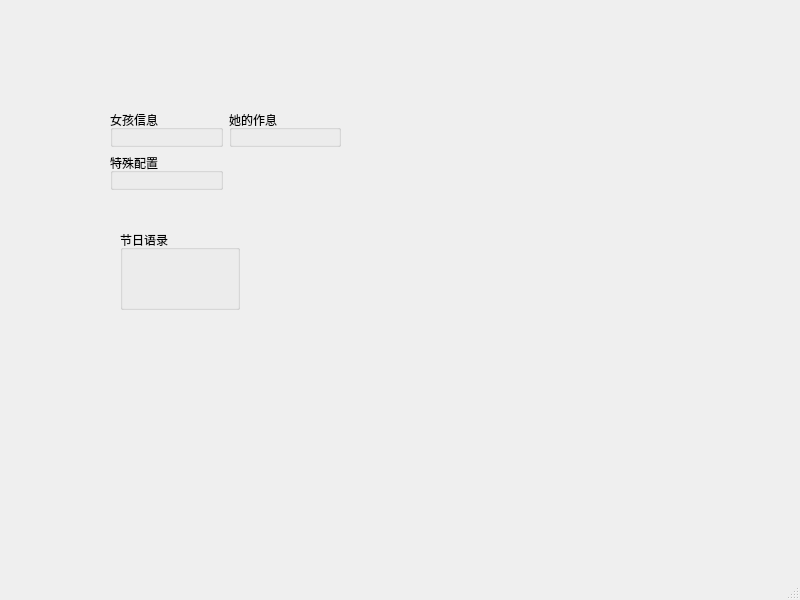
WatsonJay/python_test, file hello_world/talk_to_girl/gui/gui.ui: the form before one commit.
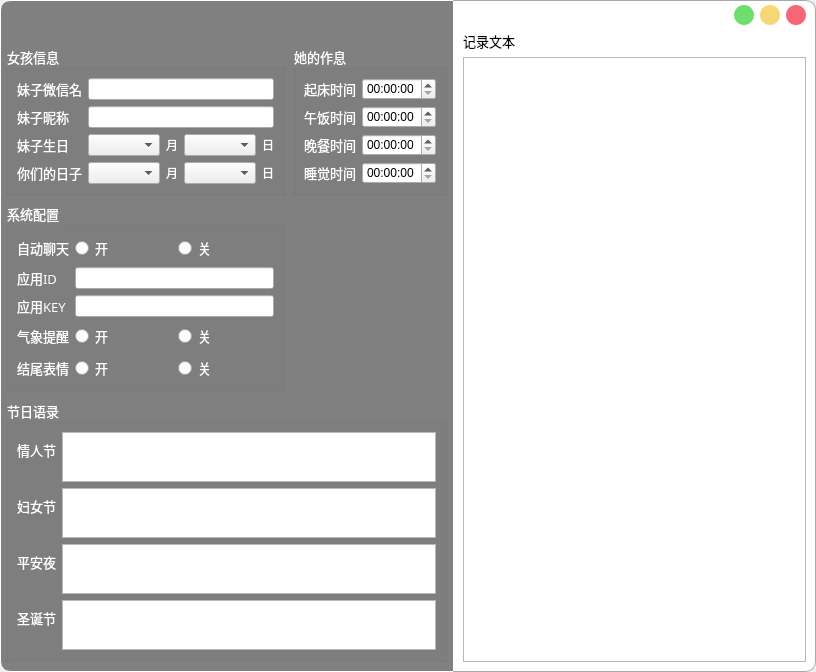
The form after the commit.

Commit message: 界面设计

```diff
--- a/hello_world/talk_to_girl/gui/gui.ui
+++ b/hello_world/talk_to_girl/gui/gui.ui
@@ -6,72 +6,671 @@
    <rect>
     <x>0</x>
     <y>0</y>
-    <width>800</width>
-    <height>600</height>
+    <width>816</width>
+    <height>630</height>
    </rect>
   </property>
+  <property name="font">
+   <font>
+    <family>楷体</family>
+    <pointsize>10</pointsize>
+   </font>
+  </property>
   <property name="windowTitle">
    <string>MainWindow</string>
   </property>
   <widget class="QWidget" name="centralwidget">
-   <widget class="QWidget" name="gridLayoutWidget">
-    <property name="geometry">
-     <rect>
-      <x>110</x>
-      <y>110</y>
-      <width>231</width>
-      <height>80</height>
-     </rect>
+   <layout class="QHBoxLayout" name="horizontalLayout_7" stretch="1,1">
+    <property name="spacing">
+     <number>0</number>
     </property>
-    <layout class="QGridLayout" name="gridLayout">
-     <item row="0" column="1">
-      <widget class="QGroupBox" name="groupBox_2">
-       <property name="title">
-        <string>她的作息</string>
+    <property name="leftMargin">
+     <number>0</number>
+    </property>
+    <property name="topMargin">
+     <number>0</number>
+    </property>
+    <property name="rightMargin">
+     <number>0</number>
+    </property>
+    <property name="bottomMargin">
+     <number>0</number>
+    </property>
+    <item>
+     <widget class="QWidget" name="leftWidget" native="true">
+      <property name="font">
+       <font/>
+      </property>
+      <property name="styleSheet">
+       <string notr="true">QWidget#leftWidget{
+background:gray;
+border-top:1px solid white;
+border-bottom:1px solid white;
+border-left:1px solid white;
+border-top-left-radius:10px;
+border-bottom-left-radius:10px;
+}
+QLabel{border:none;color:white;}
+QGroupBox{color:white;}
+QRadioButton{color:white;}</string>
+      </property>
+      <layout class="QVBoxLayout" name="verticalLayout_3">
+       <property name="leftMargin">
+        <number>5</number>
        </property>
-      </widget>
-     </item>
-     <item row="0" column="0">
-      <widget class="QGroupBox" name="groupBox">
-       <property name="title">
-        <string>女孩信息</string>
+       <property name="topMargin">
+        <number>45</number>
        </property>
-      </widget>
-     </item>
-     <item row="1" column="0">
-      <widget class="QGroupBox" name="groupBox_4">
-       <property name="title">
-        <string>特殊配置</string>
+       <property name="rightMargin">
+        <number>5</number>
        </property>
-      </widget>
-     </item>
-    </layout>
-   </widget>
-   <widget class="QGroupBox" name="groupBox_3">
-    <property name="geometry">
-     <rect>
-      <x>120</x>
-      <y>230</y>
-      <width>120</width>
-      <height>80</height>
-     </rect>
-    </property>
-    <property name="title">
-     <string>节日语录</string>
-    </property>
-   </widget>
+       <property name="bottomMargin">
+        <number>10</number>
+       </property>
+       <item>
+        <layout class="QGridLayout" name="gridLayout" rowstretch="1,0" columnstretch="1,0">
+         <item row="0" column="1">
+          <widget class="QGroupBox" name="groupBox_2">
+           <property name="font">
+            <font>
+             <family>楷体</family>
+             <pointsize>10</pointsize>
+            </font>
+           </property>
+           <property name="title">
+            <string>她的作息</string>
+           </property>
+           <layout class="QFormLayout" name="formLayout_2">
+            <item row="0" column="0">
+             <widget class="QLabel" name="label_6">
+              <property name="font">
+               <font>
+                <family>楷体</family>
+                <pointsize>10</pointsize>
+               </font>
+              </property>
+              <property name="text">
+               <string>起床时间</string>
+              </property>
+             </widget>
+            </item>
+            <item row="0" column="1">
+             <widget class="QTimeEdit" name="timeEdit"/>
+            </item>
+            <item row="1" column="0">
+             <widget class="QLabel" name="label_7">
+              <property name="font">
+               <font>
+                <family>楷体</family>
+                <pointsize>10</pointsize>
+               </font>
+              </property>
+              <property name="text">
+               <string>午饭时间</string>
+              </property>
+             </widget>
+            </item>
+            <item row="2" column="0">
+             <widget class="QLabel" name="label_8">
+              <property name="font">
+               <font>
+                <family>楷体</family>
+                <pointsize>10</pointsize>
+               </font>
+              </property>
+              <property name="text">
+               <string>晚餐时间</string>
+              </property>
+             </widget>
+            </item>
+            <item row="3" column="0">
+             <widget class="QLabel" name="label_9">
+              <property name="font">
+               <font>
+                <family>楷体</family>
+                <pointsize>10</pointsize>
+               </font>
+              </property>
+              <property name="text">
+               <string>睡觉时间</string>
+              </property>
+             </widget>
+            </item>
+            <item row="1" column="1">
+             <widget class="QTimeEdit" name="timeEdit_2"/>
+            </item>
+            <item row="2" column="1">
+             <widget class="QTimeEdit" name="timeEdit_3"/>
+            </item>
+            <item row="3" column="1">
+             <widget class="QTimeEdit" name="timeEdit_4"/>
+            </item>
+           </layout>
+          </widget>
+         </item>
+         <item row="1" column="0">
+          <widget class="QGroupBox" name="groupBox_4">
+           <property name="font">
+            <font>
+             <family>楷体</family>
+             <pointsize>10</pointsize>
+            </font>
+           </property>
+           <property name="title">
+            <string>系统配置</string>
+           </property>
+           <layout class="QFormLayout" name="formLayout_3">
+            <item row="0" column="0">
+             <widget class="QLabel" name="label_13">
+              <property name="font">
+               <font>
+                <family>楷体</family>
+                <pointsize>10</pointsize>
+               </font>
+              </property>
+              <property name="text">
+               <string>自动聊天</string>
+              </property>
+             </widget>
+            </item>
+            <item row="0" column="1">
+             <layout class="QHBoxLayout" name="horizontalLayout_4">
+              <item>
+               <widget class="QRadioButton" name="radioButton_2">
+                <property name="font">
+                 <font>
+                  <family>楷体</family>
+                  <pointsize>10</pointsize>
+                 </font>
+                </property>
+                <property name="text">
+                 <string>开</string>
+                </property>
+               </widget>
+              </item>
+              <item>
+               <widget class="QRadioButton" name="radioButton">
+                <property name="font">
+                 <font>
+                  <family>楷体</family>
+                  <pointsize>10</pointsize>
+                 </font>
+                </property>
+                <property name="text">
+                 <string>关</string>
+                </property>
+               </widget>
+              </item>
+             </layout>
+            </item>
+            <item row="1" column="0">
+             <widget class="QLabel" name="label_14">
+              <property name="font">
+               <font>
+                <family>楷体</family>
+                <pointsize>10</pointsize>
+               </font>
+              </property>
+              <property name="text">
+               <string>应用ID</string>
+              </property>
+             </widget>
+            </item>
+            <item row="1" column="1">
+             <widget class="QLineEdit" name="lineEdit_3"/>
+            </item>
+            <item row="2" column="0">
+             <widget class="QLabel" name="label_15">
+              <property name="font">
+               <font>
+                <family>楷体</family>
+                <pointsize>10</pointsize>
+               </font>
+              </property>
+              <property name="text">
+               <string>应用KEY</string>
+              </property>
+             </widget>
+            </item>
+            <item row="2" column="1">
+             <widget class="QLineEdit" name="lineEdit_4"/>
+            </item>
+            <item row="3" column="0">
+             <widget class="QLabel" name="label_16">
+              <property name="font">
+               <font>
+                <family>楷体</family>
+                <pointsize>10</pointsize>
+               </font>
+              </property>
+              <property name="text">
+               <string>气象提醒</string>
+              </property>
+             </widget>
+            </item>
+            <item row="3" column="1">
+             <layout class="QHBoxLayout" name="horizontalLayout_5">
+              <item>
+               <widget class="QRadioButton" name="radioButton_3">
+                <property name="font">
+                 <font>
+                  <family>楷体</family>
+                  <pointsize>10</pointsize>
+                 </font>
+                </property>
+                <property name="text">
+                 <string>开</string>
+                </property>
+               </widget>
+              </item>
+              <item>
+               <widget class="QRadioButton" name="radioButton_4">
+                <property name="font">
+                 <font>
+                  <family>楷体</family>
+                  <pointsize>10</pointsize>
+                 </font>
+                </property>
+                <property name="text">
+                 <string>关</string>
+                </property>
+               </widget>
+              </item>
+             </layout>
+            </item>
+            <item row="4" column="0">
+             <widget class="QLabel" name="label_17">
+              <property name="font">
+               <font>
+                <family>楷体</family>
+                <pointsize>10</pointsize>
+               </font>
+              </property>
+              <property name="text">
+               <string>结尾表情</string>
+              </property>
+             </widget>
+            </item>
+            <item row="4" column="1">
+             <layout class="QHBoxLayout" name="horizontalLayout_6">
+              <item>
+               <widget class="QRadioButton" name="radioButton_5">
+                <property name="font">
+                 <font>
+                  <family>楷体</family>
+                  <pointsize>10</pointsize>
+                 </font>
+                </property>
+                <property name="text">
+                 <string>开</string>
+                </property>
+               </widget>
+              </item>
+              <item>
+               <widget class="QRadioButton" name="radioButton_6">
+                <property name="font">
+                 <font>
+                  <family>楷体</family>
+                  <pointsize>10</pointsize>
+                 </font>
+                </property>
+                <property name="text">
+                 <string>关</string>
+                </property>
+               </widget>
+              </item>
+             </layout>
+            </item>
+           </layout>
+          </widget>
+         </item>
+         <item row="0" column="0">
+          <widget class="QGroupBox" name="groupBox">
+           <property name="font">
+            <font>
+             <family>楷体</family>
+             <pointsize>10</pointsize>
+            </font>
+           </property>
+           <property name="title">
+            <string>女孩信息</string>
+           </property>
+           <layout class="QFormLayout" name="formLayout">
+            <item row="0" column="0">
+             <widget class="QLabel" name="label">
+              <property name="font">
+               <font>
+                <family>楷体</family>
+                <pointsize>10</pointsize>
+               </font>
+              </property>
+              <property name="text">
+               <string>妹子微信名</string>
+              </property>
+             </widget>
+            </item>
+            <item row="0" column="1">
+             <widget class="QLineEdit" name="lineEdit"/>
+            </item>
+            <item row="1" column="0">
+             <widget class="QLabel" name="label_2">
+              <property name="font">
+               <font>
+                <family>楷体</family>
+                <pointsize>10</pointsize>
+               </font>
+              </property>
+              <property name="text">
+               <string>妹子昵称</string>
+              </property>
+             </widget>
+            </item>
+            <item row="1" column="1">
+             <widget class="QLineEdit" name="lineEdit_2"/>
+            </item>
+            <item row="2" column="0">
+             <widget class="QLabel" name="label_3">
+              <property name="font">
+               <font>
+                <family>楷体</family>
+                <pointsize>10</pointsize>
+               </font>
+              </property>
+              <property name="text">
+               <string>妹子生日</string>
+              </property>
+             </widget>
+            </item>
+            <item row="2" column="1">
+             <layout class="QHBoxLayout" name="horizontalLayout" stretch="2,0,2,0">
+              <item>
+               <widget class="QComboBox" name="comboBox"/>
+              </item>
+              <item>
+               <widget class="QLabel" name="label_4">
+                <property name="text">
+                 <string>月</string>
+                </property>
+               </widget>
+              </item>
+              <item>
+               <widget class="QComboBox" name="comboBox_2"/>
+              </item>
+              <item>
+               <widget class="QLabel" name="label_5">
+                <property name="text">
+                 <string>日</string>
+                </property>
+               </widget>
+              </item>
+             </layout>
+            </item>
+            <item row="3" column="0">
+             <widget class="QLabel" name="label_10">
+              <property name="font">
+               <font>
+                <family>楷体</family>
+                <pointsize>10</pointsize>
+               </font>
+              </property>
+              <property name="text">
+               <string>你们的日子</string>
+              </property>
+             </widget>
+            </item>
+            <item row="3" column="1">
+             <layout class="QHBoxLayout" name="horizontalLayout_2" stretch="2,0,2,0">
+              <item>
+               <widget class="QComboBox" name="comboBox_4"/>
+              </item>
+              <item>
+               <widget class="QLabel" name="label_11">
+                <property name="text">
+                 <string>月</string>
+                </property>
+               </widget>
+              </item>
+              <item>
+               <widget class="QComboBox" name="comboBox_3"/>
+              </item>
+              <item>
+               <widget class="QLabel" name="label_12">
+                <property name="text">
+                 <string>日</string>
+                </property>
+               </widget>
+              </item>
+             </layout>
+            </item>
+           </layout>
+          </widget>
+         </item>
+        </layout>
+       </item>
+       <item>
+        <widget class="QGroupBox" name="groupBox_3">
+         <property name="font">
+          <font>
+           <family>楷体</family>
+           <pointsize>10</pointsize>
+          </font>
+         </property>
+         <property name="title">
+          <string>节日语录</string>
+         </property>
+         <layout class="QFormLayout" name="formLayout_4">
+          <item row="0" column="0">
+           <widget class="QLabel" name="label_18">
+            <property name="font">
+             <font>
+              <family>楷体</family>
+              <pointsize>10</pointsize>
+             </font>
+            </property>
+            <property name="text">
+             <string>情人节</string>
+            </property>
+           </widget>
+          </item>
+          <item row="0" column="1">
+           <widget class="QTextEdit" name="textEdit">
+            <property name="maximumSize">
+             <size>
+              <width>16777215</width>
+              <height>50</height>
+             </size>
+            </property>
+           </widget>
+          </item>
+          <item row="1" column="0">
+           <widget class="QLabel" name="label_19">
+            <property name="font">
+             <font>
+              <family>楷体</family>
+              <pointsize>10</pointsize>
+             </font>
+            </property>
+            <property name="text">
+             <string>妇女节</string>
+            </property>
+           </widget>
+          </item>
+          <item row="2" column="0">
+           <widget class="QLabel" name="label_20">
+            <property name="font">
+             <font>
+              <family>楷体</family>
+              <pointsize>10</pointsize>
+             </font>
+            </property>
+            <property name="text">
+             <string>平安夜</string>
+            </property>
+           </widget>
+          </item>
+          <item row="3" column="0">
+           <widget class="QLabel" name="label_21">
+            <property name="font">
+             <font>
+              <family>楷体</family>
+              <pointsize>10</pointsize>
+             </font>
+            </property>
+            <property name="text">
+             <string>圣诞节</string>
+            </property>
+           </widget>
+          </item>
+          <item row="1" column="1">
+           <widget class="QTextEdit" name="textEdit_2">
+            <property name="maximumSize">
+             <size>
+              <width>16777215</width>
+              <height>50</height>
+             </size>
+            </property>
+           </widget>
+          </item>
+          <item row="2" column="1">
+           <widget class="QTextEdit" name="textEdit_3">
+            <property name="maximumSize">
+             <size>
+              <width>16777215</width>
+              <height>50</height>
+             </size>
+            </property>
+           </widget>
+          </item>
+          <item row="3" column="1">
+           <widget class="QTextEdit" name="textEdit_4">
+            <property name="maximumSize">
+             <size>
+              <width>16777215</width>
+              <height>50</height>
+             </size>
+            </property>
+           </widget>
+          </item>
+         </layout>
+        </widget>
+       </item>
+      </layout>
+     </widget>
+    </item>
+    <item>
+     <widget class="QWidget" name="rightWidget" native="true">
+      <property name="styleSheet">
+       <string notr="true">QWidget#rightWidget{
+color:#232C51;
+background:white;
+border-top:1px solid darkGray;
+border-bottom:1px solid darkGray;
+border-right:1px solid darkGray;
+border-top-right-radius:10px;
+border-bottom-right-radius:10px;}</string>
+      </property>
+      <layout class="QVBoxLayout" name="verticalLayout_2">
+       <property name="leftMargin">
+        <number>10</number>
+       </property>
+       <property name="topMargin">
+        <number>5</number>
+       </property>
+       <property name="rightMargin">
+        <number>10</number>
+       </property>
+       <property name="bottomMargin">
+        <number>10</number>
+       </property>
+       <item>
+        <layout class="QHBoxLayout" name="horizontalLayout_3">
+         <item>
+          <spacer name="horizontalSpacer">
+           <property name="orientation">
+            <enum>Qt::Horizontal</enum>
+           </property>
+           <property name="sizeType">
+            <enum>QSizePolicy::Expanding</enum>
+           </property>
+           <property name="sizeHint" stdset="0">
+            <size>
+             <width>80</width>
+             <height>20</height>
+            </size>
+           </property>
+          </spacer>
+         </item>
+         <item>
+          <widget class="QPushButton" name="pushButton_2">
+           <property name="maximumSize">
+            <size>
+             <width>20</width>
+             <height>20</height>
+            </size>
+           </property>
+           <property name="styleSheet">
+            <string notr="true">QPushButton{background:#6DDF6D;border-radius:10px;}QPushButton:hover{background:green;}</string>
+           </property>
+           <property name="text">
+            <string/>
+           </property>
+          </widget>
+         </item>
+         <item>
+          <widget class="QPushButton" name="pushButton">
+           <property name="maximumSize">
+            <size>
+             <width>20</width>
+             <height>20</height>
+            </size>
+           </property>
+           <property name="styleSheet">
+            <string notr="true">QPushButton{background:#F7D674;border-radius:10px;}QPushButton:hover{background:yellow;}</string>
+           </property>
+           <property name="text">
+            <string/>
+           </property>
+          </widget>
+         </item>
+         <item>
+          <widget class="QPushButton" name="pushButton_3">
+           <property name="maximumSize">
+            <size>
+             <width>20</width>
+             <height>20</height>
+            </size>
+           </property>
+           <property name="styleSheet">
+            <string notr="true">QPushButton{background:#F76677;border-radius:10px;}QPushButton:hover{background:red;}</string>
+           </property>
+           <property name="text">
+            <string/>
+           </property>
+          </widget>
+         </item>
+        </layout>
+       </item>
+       <item>
+        <widget class="QLabel" name="label_22">
+         <property name="font">
+          <font>
+           <family>楷体</family>
+           <pointsize>10</pointsize>
+          </font>
+         </property>
+         <property name="text">
+          <string>记录文本</string>
+         </property>
+        </widget>
+       </item>
+       <item>
+        <widget class="QTextBrowser" name="textBrowser"/>
+       </item>
+      </layout>
+     </widget>
+    </item>
+   </layout>
   </widget>
-  <widget class="QMenuBar" name="menubar">
-   <property name="geometry">
-    <rect>
-     <x>0</x>
-     <y>0</y>
-     <width>800</width>
-     <height>23</height>
-    </rect>
-   </property>
-  </widget>
-  <widget class="QStatusBar" name="statusbar"/>
  </widget>
  <resources/>
  <connections/>
```
Left out of the diff: 57 changed lines with no effect on the pictures. The commit also changes 2 other files.
